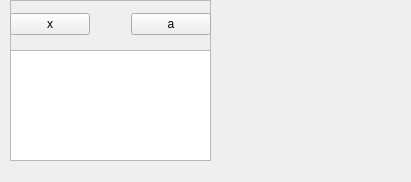
The window that single_list_selector.ui (heinz-preisig/ProMo-packages-Common) describes before a commit, drawn with Qt 5.
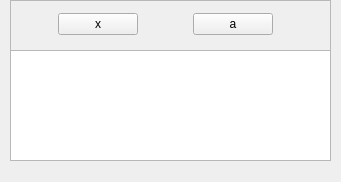
The same window after the commit.

The edit to the form file:
```diff
--- a/single_list_selector.ui
+++ b/single_list_selector.ui
@@ -9,7 +9,7 @@
    <rect>
     <x>0</x>
     <y>0</y>
-    <width>411</width>
+    <width>341</width>
     <height>182</height>
    </rect>
   </property>
@@ -21,7 +21,7 @@
     <rect>
      <x>10</x>
      <y>50</y>
-     <width>201</width>
+     <width>321</width>
      <height>111</height>
     </rect>
    </property>
@@ -34,7 +34,7 @@
     <rect>
      <x>10</x>
      <y>0</y>
-     <width>201</width>
+     <width>321</width>
      <height>51</height>
     </rect>
    </property>
@@ -44,18 +44,31 @@
    <property name="frameShadow">
     <enum>QFrame::Raised</enum>
    </property>
-   <widget class="QWidget" name="">
+   <widget class="QWidget" name="layoutWidget">
     <property name="geometry">
      <rect>
       <x>0</x>
       <y>10</y>
-      <width>201</width>
+      <width>311</width>
       <height>29</height>
      </rect>
     </property>
     <layout class="QHBoxLayout" name="horizontalLayout">
      <item>
-      <widget class="QPushButton" name="pushCancle">
+      <spacer name="horizontalSpacer_3">
+       <property name="orientation">
+        <enum>Qt::Horizontal</enum>
+       </property>
+       <property name="sizeHint" stdset="0">
+        <size>
+         <width>40</width>
+         <height>20</height>
+        </size>
+       </property>
+      </spacer>
+     </item>
+     <item>
+      <widget class="QPushButton" name="pushLeft">
        <property name="sizePolicy">
         <sizepolicy hsizetype="Fixed" vsizetype="Fixed">
          <horstretch>0</horstretch>
@@ -111,6 +124,19 @@
        </property>
       </widget>
      </item>
+     <item>
+      <spacer name="horizontalSpacer_2">
+       <property name="orientation">
+        <enum>Qt::Horizontal</enum>
+       </property>
+       <property name="sizeHint" stdset="0">
+        <size>
+         <width>40</width>
+         <height>20</height>
+        </size>
+       </property>
+      </spacer>
+     </item>
     </layout>
    </widget>
   </widget>
```
Left out of the diff: 2 changed lines with no effect on the pictures.
